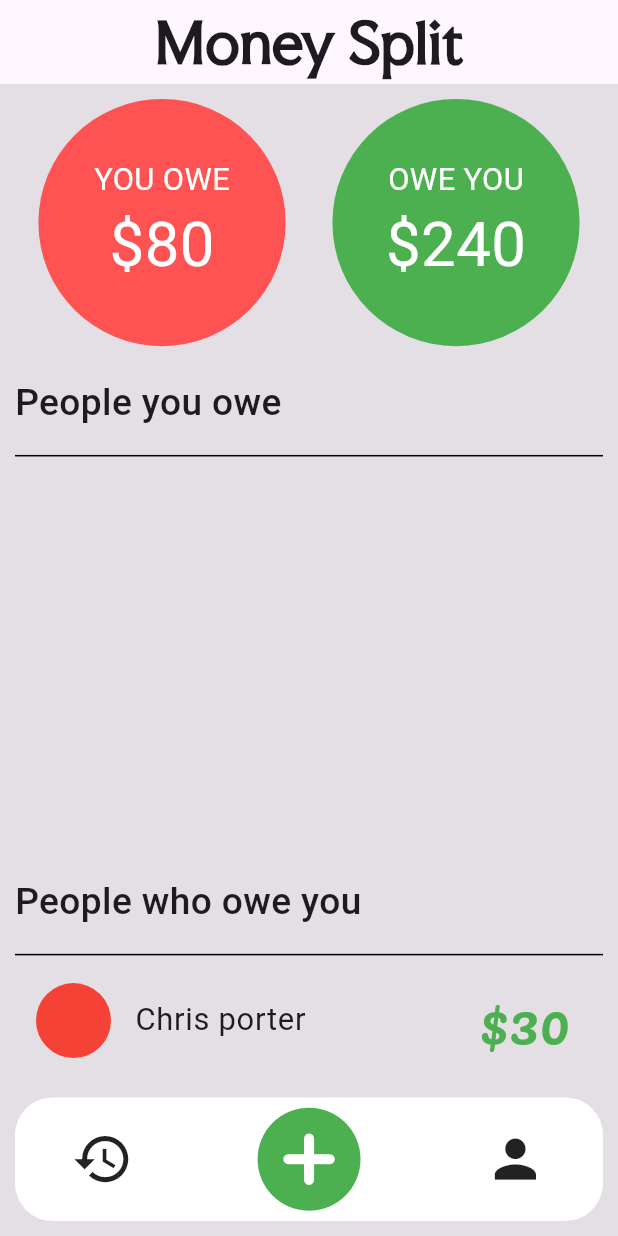
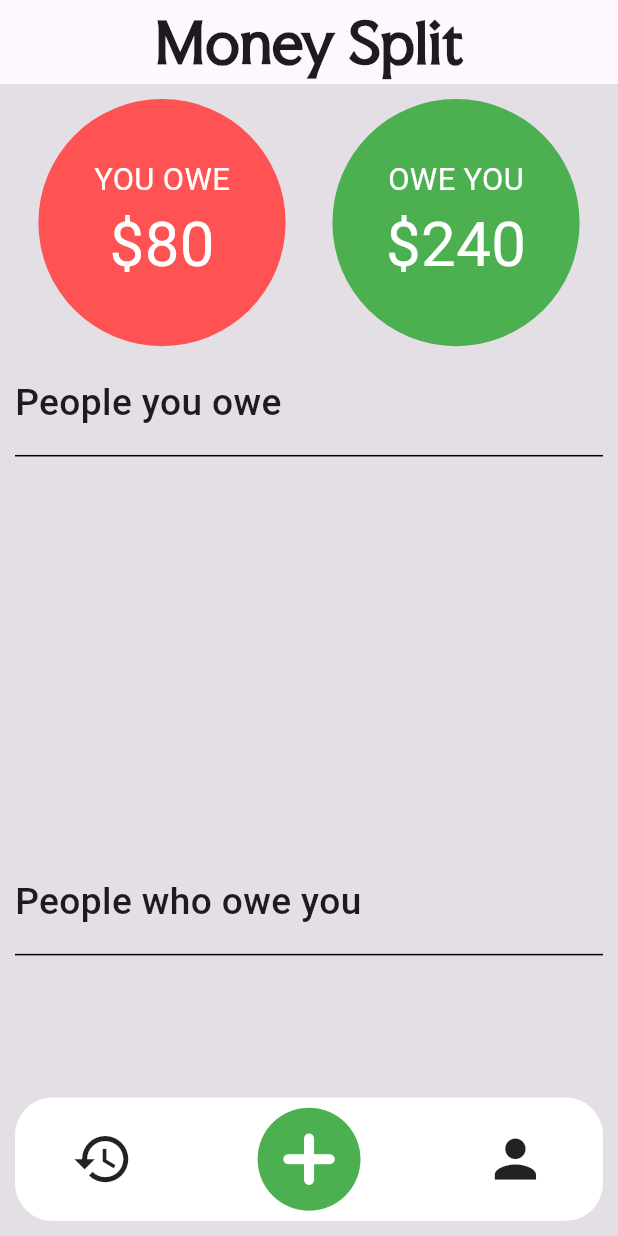
Before and after one commit to ghayurcodes/paisasplit, a Flutter app: the screen it shows after launch, on a phone screen of 412 x 824 dp. Run offline on Flutter 3.47's test engine with Material 3 defaults, Android fonts, the light colour scheme and no system bars; our stand-ins replace blurrycontainer, google_fonts, hive, hive_flutter; accounts and stored records are empty.

Commit message:
Update home_screen.dart

```diff
--- a/lib/money split/home_screen.dart
+++ b/lib/money split/home_screen.dart
@@ -26,6 +26,25 @@ List<Entry> owe_me=[];
 
 List<Entry> i_owe=[];
 
+@override
+void initState() {
+  super.initState();
+
+  // Retrieve the list from Hive with a fallback to an empty list if nothing is stored yet
+  var temp = _mybox.get('entries', defaultValue: <Entry>[]);
+
+  // Convert it to a List<Entry> if necessary
+  if (temp != null) {
+    owe_me = List<Entry>.from(temp.map((item) => item as Entry));
+  } else {
+    owe_me = []; // Fallback to an empty list if no data is found
+  }
+}
+
+
+
+
+
   @override
   Widget build(BuildContext context) {
     var _height=MediaQuery.of(context).size.height;
@@ -37,6 +56,9 @@ void store(){
   _mybox.put("entries", owe_me);
   print(owe_me.length);
   owe_me=_mybox.get("entries")!;
+  setState(() {
+
+  });
   // print(owe_me[0].name);
 
 }
@@ -279,12 +301,12 @@ popup_add(){
                           radius: 25,
                           backgroundColor: Colors.redAccent,
                         ),
-                        title: Text("Alex Trump",style: TextStyle(
+                        title: Text(owe_me[index].name,style: TextStyle(
                           fontSize: _width*0.05,
 
                         ),),
                         trailing: FittedBox(
-                          child: Text("\$30",style: TextStyle(
+                          child: Text("\$${owe_me[index].amount}",style: TextStyle(
                             fontSize: _width*0.09,
                               fontFamily: "splash",
                             color: Colors.redAccent
@@ -320,12 +342,12 @@ popup_add(){
                           radius: 25,
                           backgroundColor: Colors.red,
                         ),
-                        title: Text("Chris porter",style: TextStyle(
+                        title: Text(i_owe[index].name,style: TextStyle(
                           fontSize: _width*0.05,
 
                         ),),
                         trailing: FittedBox(
-                          child: Text("\$30",style: TextStyle(
+                          child: Text("\$${i_owe[index].amount}",style: TextStyle(
                             fontSize: _width*0.09,
                             fontFamily: "splash",
                             color: Colors.green
@@ -335,7 +357,7 @@ popup_add(){
                       ),
 
                     );
-                  },itemCount: 1,) ),
+                  },itemCount: i_owe.length,) ),
                 ],
               )),
               Container(
```
